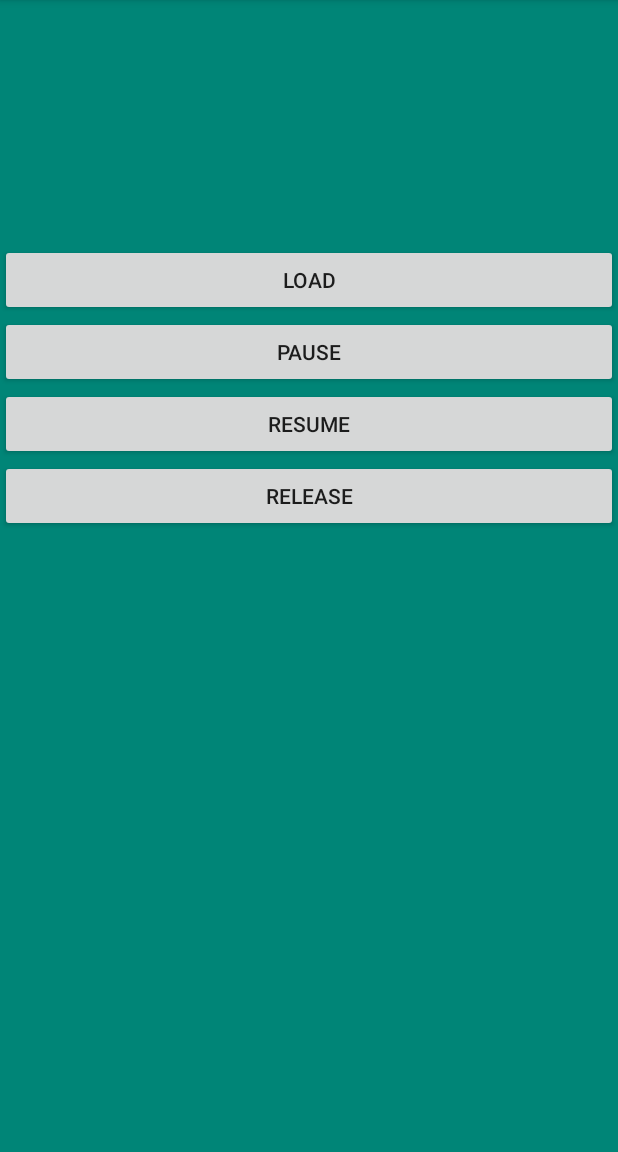
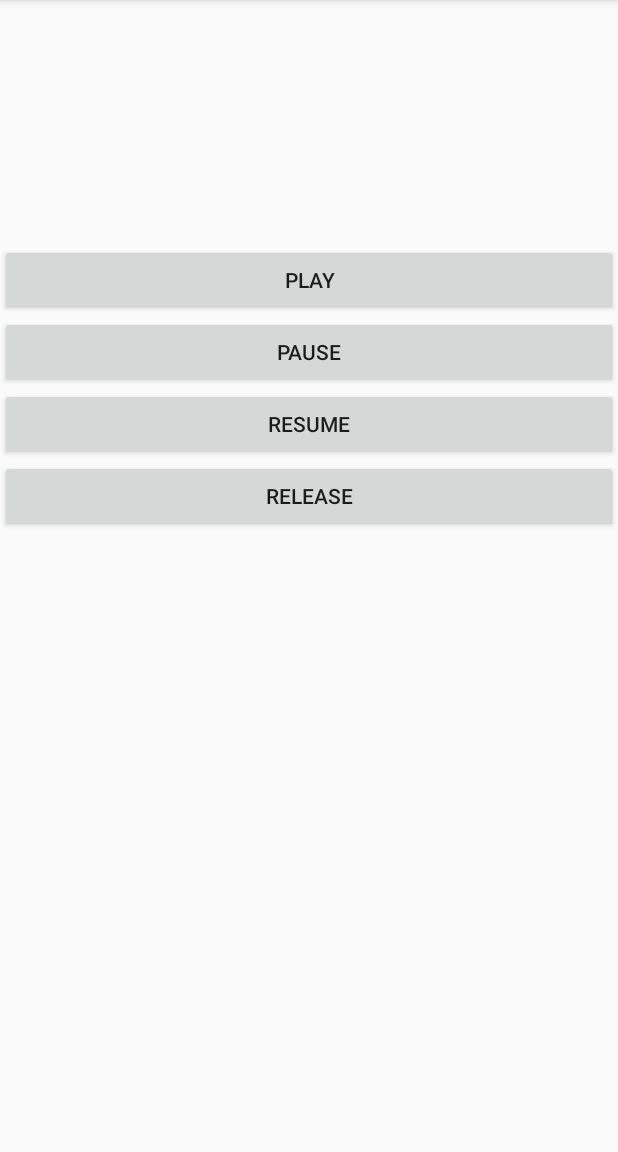
Before and after one commit to DMings/NDKGif, an Android app: the screen it shows after launch (MainActivity), on a phone screen of 412 x 824 dp, the part 84-1236 px from its top. Run offline under Robolectric (Android 15) with nearby library versions, the phone set to English and light mode, and no system bars; 2 statements that could not run were skipped.

Commit message:
添加测试示例，演示gif

```diff
--- a/app/src/main/res/layout/activity_main.xml
+++ b/app/src/main/res/layout/activity_main.xml
@@ -6,14 +6,13 @@
     android:layout_height="match_parent"
     android:orientation="vertical"
     android:gravity="center"
-    android:background="@color/colorPrimary"
     tools:context=".MainActivity">
 
     <Button
         android:id="@+id/btn_one"
         android:layout_width="match_parent"
         android:layout_height="wrap_content"
-        android:text="load" />
+        android:text="play" />
 
     <Button
         android:id="@+id/btn_two"
```
Also changed, not shown: app/src/main/java/com/dming/testgif/MainActivity.java (+6 -2 lines), 5 other files.
